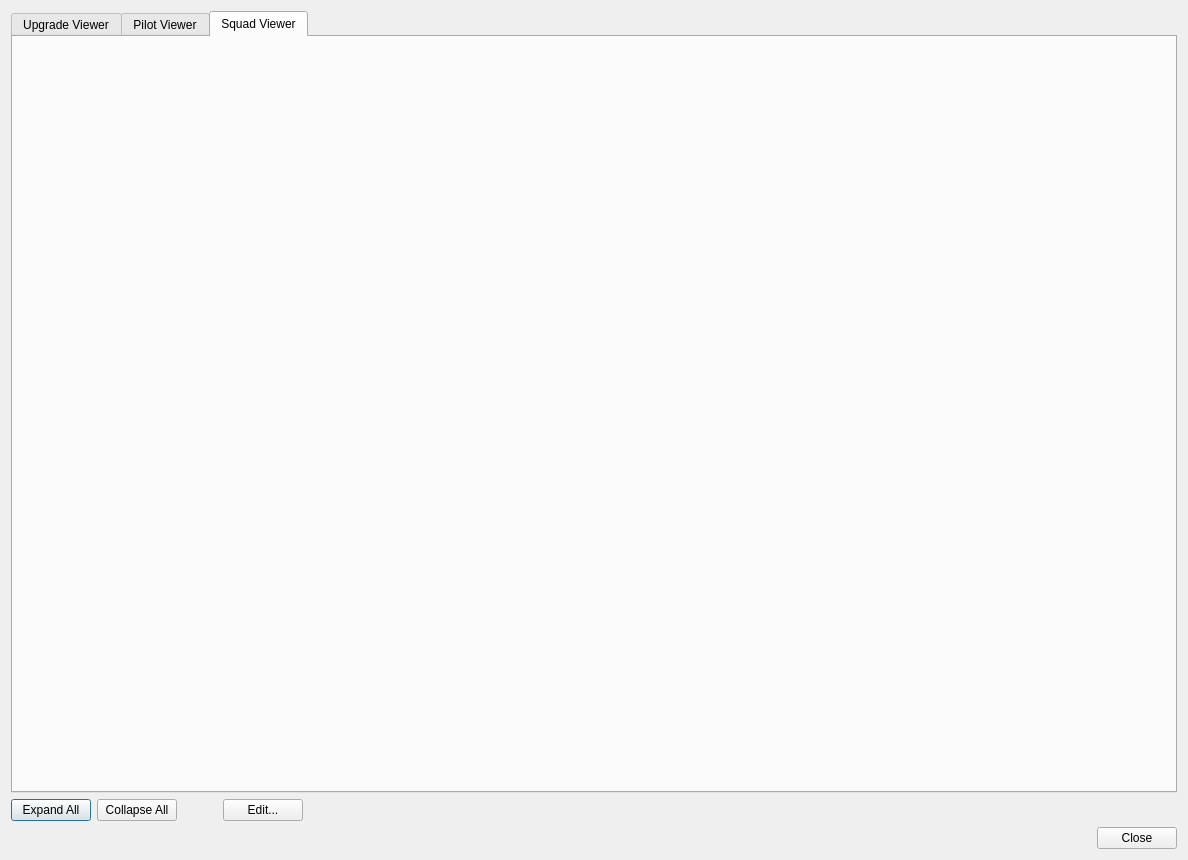
Qt form qt_designer/viewer_dialog.ui (flipperlord/x-wing-squad-builder) before a commit.
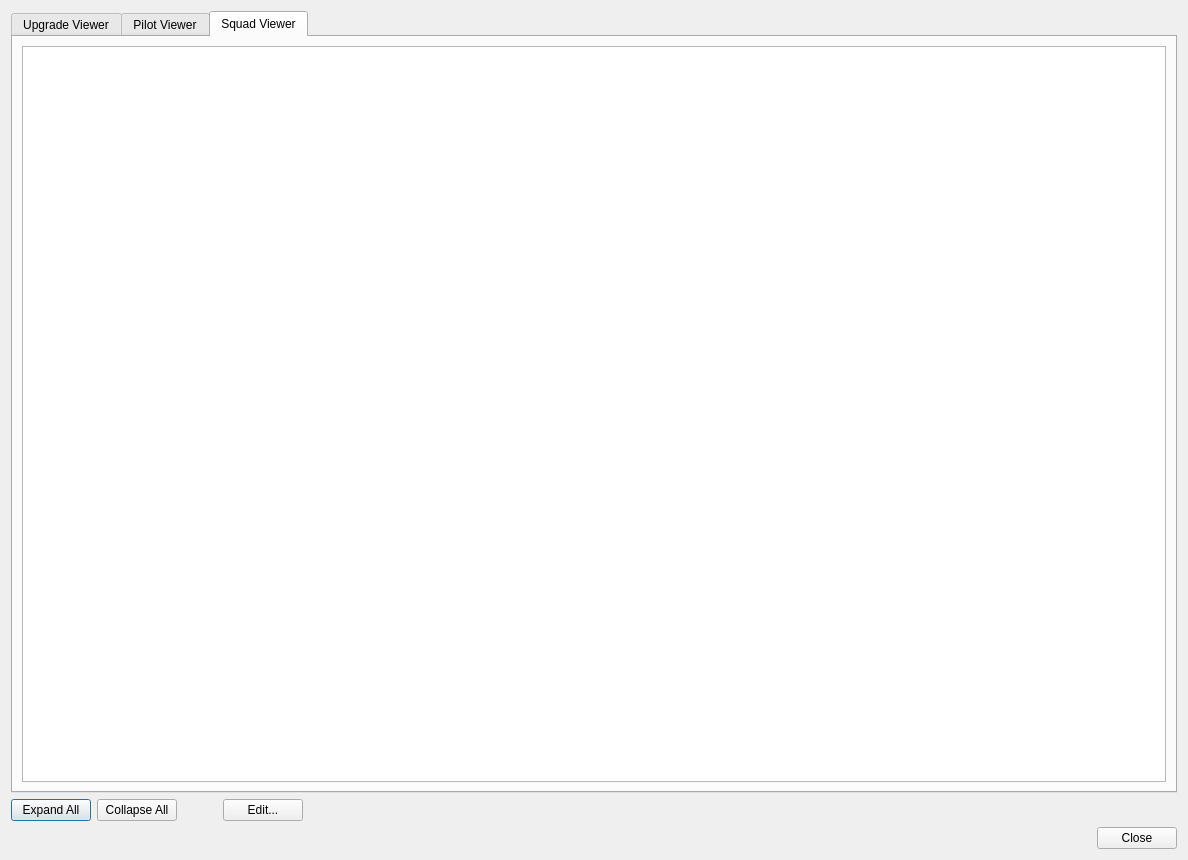
The same form after that commit. The open tabs and pages were chosen to show the change. Icons and pictures are not drawn.

Commit message: add squad viewer text

Patch:
```diff
--- a/qt_designer/viewer_dialog.ui
+++ b/qt_designer/viewer_dialog.ui
@@ -121,6 +121,11 @@
       <attribute name="title">
        <string>Squad Viewer</string>
       </attribute>
+      <layout class="QVBoxLayout" name="verticalLayout_4">
+       <item>
+        <widget class="QTextEdit" name="squad_text_edit"/>
+       </item>
+      </layout>
      </widget>
     </widget>
    </item>
```
Left out of the diff: 4 changed lines with no effect on the pictures. The commit also changes 2 other files.
